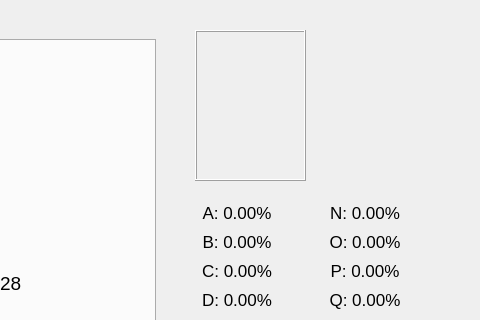
The window that src/mainwindow.ui (IgorMitiukliaev/CPP7_MLP) describes before a commit, drawn with Qt 5; both pictures show x 475 to 955 and y 0 to 320 of the 1200 by 800 pixel window.
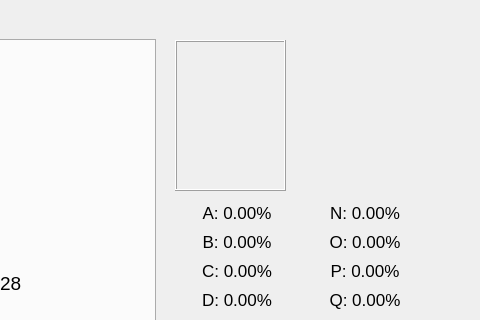
The same window after the commit.

Commit message: move lblAnswer

Diff of the .ui file:
```diff
--- a/src/mainwindow.ui
+++ b/src/mainwindow.ui
@@ -2261,8 +2261,8 @@
    <widget class="QLabel" name="lblAnswer">
     <property name="geometry">
      <rect>
-      <x>670</x>
-      <y>30</y>
+      <x>650</x>
+      <y>40</y>
       <width>111</width>
       <height>151</height>
      </rect>
```
